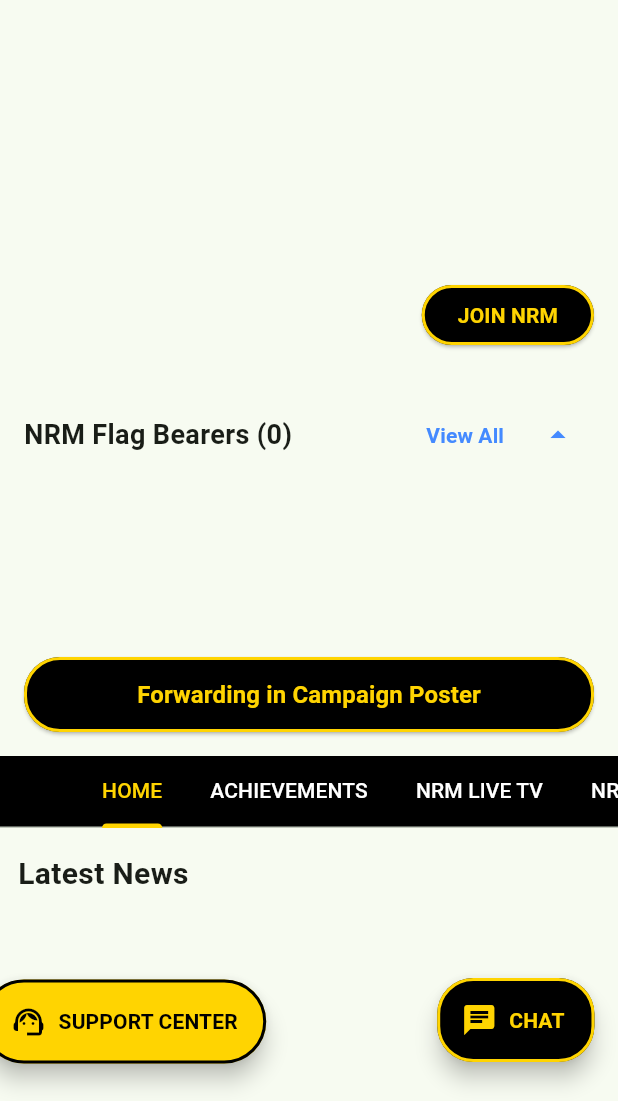
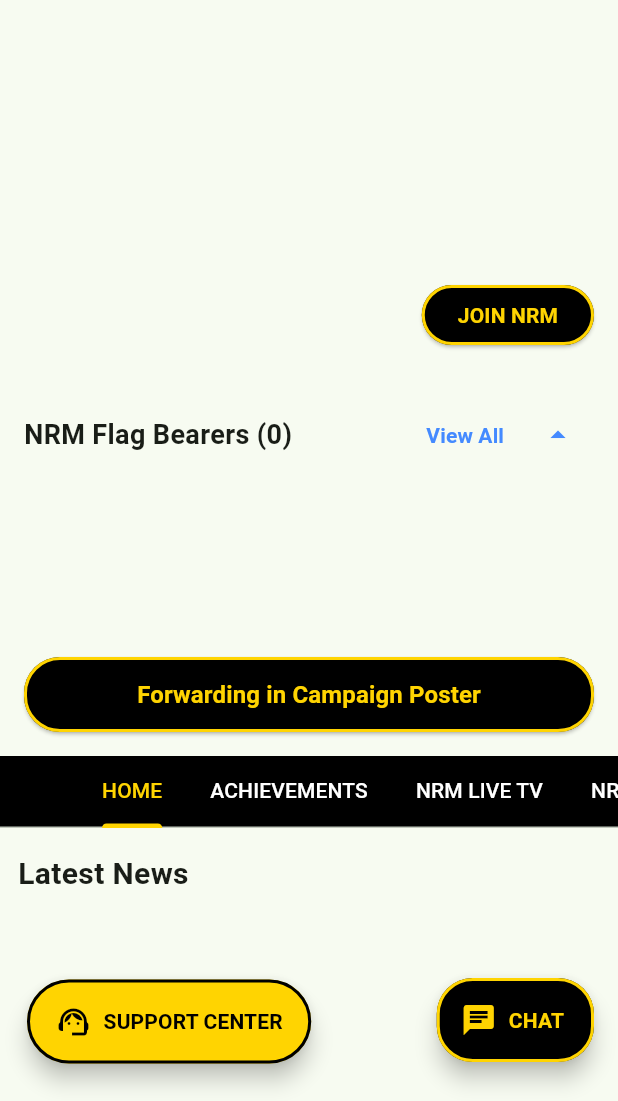
Before and after one commit to ibalintuma/NRM-Afrosoft-Flutter, a Flutter app: the HomePage screen opened directly, on a phone screen of 412 x 824 dp, the part 135-1236 px from its top. Run offline on Flutter 3.47's test engine with Material 3 defaults, Android fonts, the phone set to English and light mode, and no system bars; drawn by our look-alikes of carousel_slider; our stand-ins replace device_info_plus, dio, flutter_gemini, image_cropper, image_picker, loading_animation_widget and 10 more; missing offline and left inert: flutter_inappwebview, flutter_inappwebview_android, video_thumbnail; accounts and stored records are empty; network calls fail.

Commit message:
fixed ui

```diff
--- a/lib/Home/HomePage.dart
+++ b/lib/Home/HomePage.dart
@@ -452,7 +452,10 @@ class _HomePageState extends State<HomePage> with TickerProviderStateMixin {
   }
 
   Widget _buildFabMenu() {
-    return Row(
+    return Container(
+      width: double.infinity,
+      padding: const EdgeInsets.only(left: 30),
+      child: Row(
         mainAxisAlignment: MainAxisAlignment.end,
         children: [
           // 🟨 Support Center button
@@ -487,7 +490,7 @@ class _HomePageState extends State<HomePage> with TickerProviderStateMixin {
               ),
             ),
           ),
-        const SizedBox(width: 110),
+          Spacer(),
           // 🟩 Chat button
           Container(
             margin: const EdgeInsets.only(bottom: 10),
@@ -519,6 +522,7 @@ class _HomePageState extends State<HomePage> with TickerProviderStateMixin {
             ),
           ),
         ],
+      ),
     );
   }
 
--- a/lib/Home/ProfilePage.dart
+++ b/lib/Home/ProfilePage.dart
@@ -222,8 +222,8 @@ class _ProfilePageState extends State<ProfilePage> {
 
 
   String picture = "picture";
-  String username = "John Doe";
-  String email = "john.doe@example.com";
+  String username = "Guest";
+  String email = "Guest@nrmapp.com";
   String district = "Kampala";
 
   void handleDeleteAccount(BuildContext context) {
--- a/pubspec.yaml
+++ b/pubspec.yaml
@@ -16,7 +16,7 @@ publish_to: 'none' # Remove this line if you wish to publish to pub.dev
 # https://developer.apple.com/library/archive/documentation/General/Reference/InfoPlistKeyReference/Articles/CoreFoundationKeys.html
 # In Windows, build-name is used as the major, minor, and patch parts
 # of the product and file versions while build-number is used as the build suffix.
-version: 1.0.0+1
+version: 6.0.0+60
 
 environment:
   sdk: ^3.7.2
@@ -64,7 +64,7 @@ dev_dependencies:
 flutter_launcher_icons:
   android: "launcher_icon"
   ios: true
-  image_path: "assets/drawable/ic_nrm_app_icon.png"
+  image_path: "assets/drawable/n_logo.jpg"
   # The "flutter_lints" package below contains a set of recommended lints to
   # encourage good coding practices. The lint set provided by the package is
   # activated in the `analysis_options.yaml` file located at the root of your
```
Also changed, not shown: lib/Authentication/WelcomePage.dart (+6 -2 lines), assets/drawable/n_logo.jpg (added), 30 other files. Lines whose indentation alone changed are shown as unchanged.
